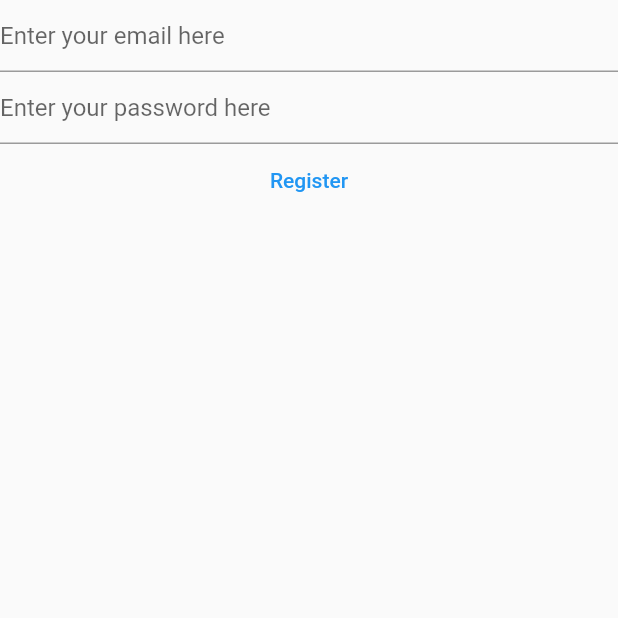
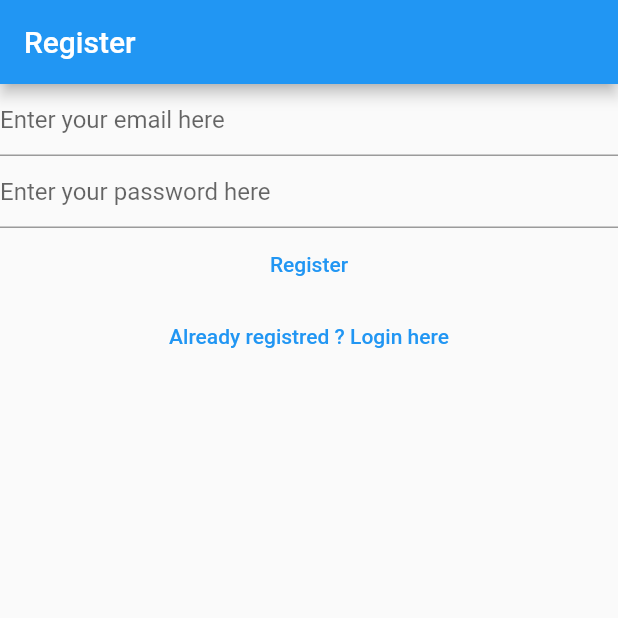
Before and after one commit to Dolnys/world_of_coctails_final, a Flutter app: the RegisterView screen opened directly, on a phone screen of 412 x 824 dp, the top half of it. Run offline on Flutter 3.47's test engine with Material 2 defaults, Android fonts, the phone set to English and light mode, and no system bars; our stand-ins replace firebase_auth, firebase_core; accounts and stored records are empty.

Commit message:
create routes between login and register page

```diff
--- a/lib/views/login_view.dart
+++ b/lib/views/login_view.dart
@@ -30,7 +30,11 @@ class _LoginViewState extends State<LoginView> {
 
   @override
   Widget build(BuildContext context) {
-    return Column(
+    return Scaffold(
+      appBar: AppBar(
+        title: const Text('login'),
+      ),
+      body: Column(
         children: [
           TextField(
             controller: _email,
@@ -71,7 +75,17 @@ class _LoginViewState extends State<LoginView> {
             },
             child: const Text('Login'),
           ),
+          TextButton(
+            onPressed: () {
+              Navigator.of(context).pushNamedAndRemoveUntil(
+                '/register/',
+                (route) => false,
+              );
+            },
+            child: Text('Not registred yet ? Register here'),
+          )
         ],
+      ),
     );
   }
 }
--- a/lib/views/register_view.dart
+++ b/lib/views/register_view.dart
@@ -31,7 +31,11 @@ class _RegisterViewState extends State<RegisterView> {
 
   @override
   Widget build(BuildContext context) {
-    return Column(
+    return Scaffold(
+      appBar: AppBar(
+        title: const Text('Register '),
+      ),
+      body: Column(
         children: [
           TextField(
             controller: _email,
@@ -74,7 +78,16 @@ class _RegisterViewState extends State<RegisterView> {
             },
             child: const Text('Register'),
           ),
+          TextButton(
+              onPressed: () {
+                Navigator.of(context).pushNamedAndRemoveUntil(
+                  '/login/',
+                  (route) => false,
+                );
+              },
+              child: const Text('Already registred ? Login here'))
         ],
+      ),
     );
   }
 }
```
Also changed, not shown: lib/main.dart (+9 -34 lines), lib/views/verify_email_view.dart (added, +33 -0 lines). Lines whose indentation alone changed are shown as unchanged.
